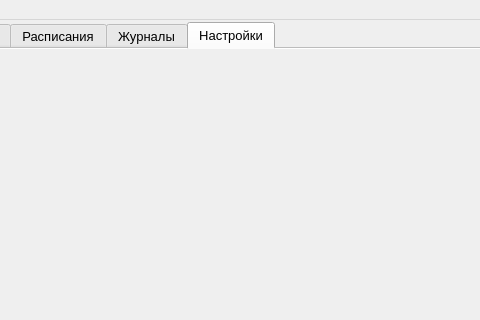
Above: forms_journal/MainWindow.ui from AlexanderSokolov69/Journal310 before the change; both pictures show x 354 to 834 and y 0 to 320 of the 1244 by 724 pixel window. Below: the same form after it.
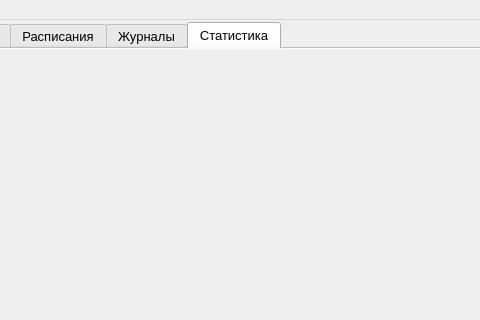
That is the form after the change. The open tabs and pages were chosen to show the change. Icons and pictures are not drawn.

Diff of the .ui file:
```diff
--- a/forms_journal/MainWindow.ui
+++ b/forms_journal/MainWindow.ui
@@ -914,7 +914,7 @@
       </widget>
       <widget class="QWidget" name="tab6">
        <attribute name="title">
-        <string>Настройки</string>
+        <string>Статистика</string>
        </attribute>
       </widget>
      </widget>
```
Left out of the diff: 4 changed lines with no effect on the pictures.
